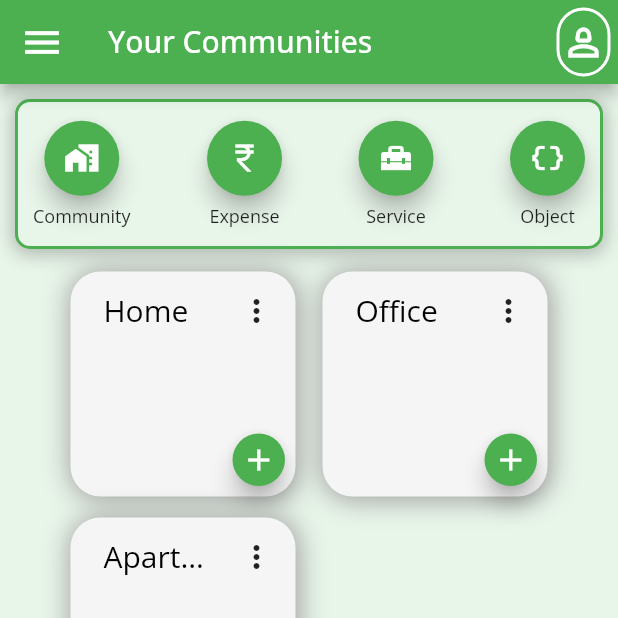
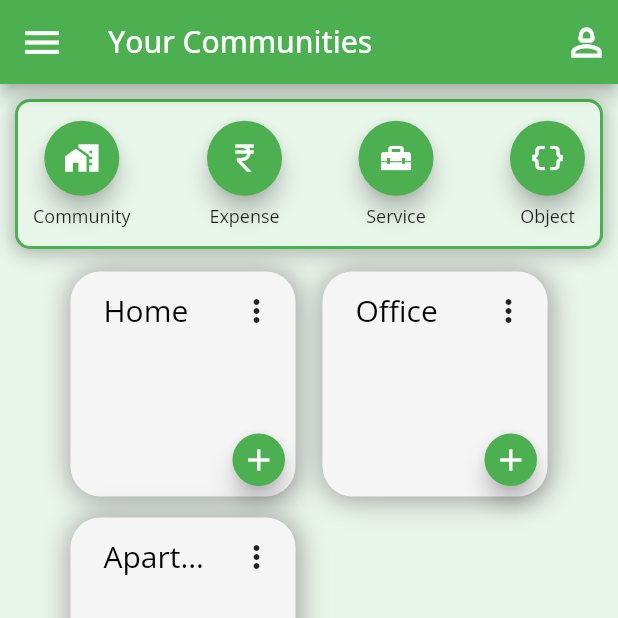
Before and after one commit to Aditya-Y-29/DEP, a Flutter app: the MyHomePage screen opened by its route, on a phone screen of 412 x 824 dp, the top half of it. Run offline on Flutter 3.47's test engine with Material 2 defaults, Android fonts, the phone set to English and light mode, and no system bars; our stand-ins replace animated_theme_switcher, cloud_firestore, firebase_auth, firebase_core, flutter_contacts, flutter_screenutil and 3 more; accounts and stored records are empty.

Commit message:
working on adding members

```diff
--- a/hello_world/lib/Pages/group_member_pages/community_info_page.dart
+++ b/hello_world/lib/Pages/group_member_pages/community_info_page.dart
@@ -4,7 +4,8 @@ import 'package:hello_world/Pages/group_member_pages/add_member_page.dart';
 import '../../components/member.dart';
 
 class CommunityInfo extends StatefulWidget {
-  const CommunityInfo({Key? key}) : super(key: key);
+  const CommunityInfo({Key? key, required this.communityName}) : super(key: key);
+  final String communityName;
 
   @override
   State<CommunityInfo> createState() => _CommunityInfoState();
@@ -15,7 +16,7 @@ class _CommunityInfoState extends State<CommunityInfo> {
   Widget build(BuildContext context) {
     return Scaffold(
       appBar: AppBar(
-        title: const Text('Community Info'),
+        title: Text('${widget.communityName} Info'),
       ),
       body: Container(
         child: Column(
--- a/hello_world/lib/Pages/main_pages/home_page.dart
+++ b/hello_world/lib/Pages/main_pages/home_page.dart
@@ -50,13 +50,13 @@ class _MyHomePageState extends State<MyHomePage> {
               Container(
                 margin: const EdgeInsets.all(5),
                 padding: const EdgeInsets.all(1),
-                decoration: BoxDecoration(
-                  borderRadius: BorderRadius.circular(100),
-                  border: Border.all(
-                    color: Colors.white,
-                    width: 2,
-                  ),
-                ),
+                // decoration: BoxDecoration(
+                //   borderRadius: BorderRadius.circular(100),
+                //   border: Border.all(
+                //     color: Colors.white,
+                //     width: 2,
+                //   ),
+                // ),
                 child: const Icon(Icons.person_2_outlined, size: 30,),
               )
           )
--- a/hello_world/lib/main.dart
+++ b/hello_world/lib/main.dart
@@ -31,7 +31,7 @@ class MyApp extends StatelessWidget {
           fontFamily: 'OpenSans',
           scaffoldBackgroundColor: Colors.green.shade50
         ),
-        home: CommunityInfo(),
+        home: MyHomePage(),
         routes: {
         '/home': (context) => const MyHomePage(),
       },
```
Also changed, not shown: hello_world/lib/Pages/group_member_pages/add_member_page.dart (+16 -2 lines), hello_world/lib/Pages/main_pages/community_page.dart (+30 -7 lines), hello_world/lib/Pages/main_pages/object_page.dart (+7 -7 lines).
